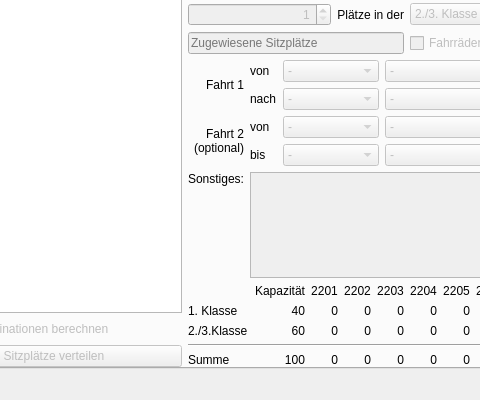
Before: the Qt Designer form Programm/fahrtagwindow.ui in philjosch/Einsatzplaner, drawn with Qt 5; both pictures show x 96 to 576 and y 225 to 625 of the 675 by 625 pixel window.
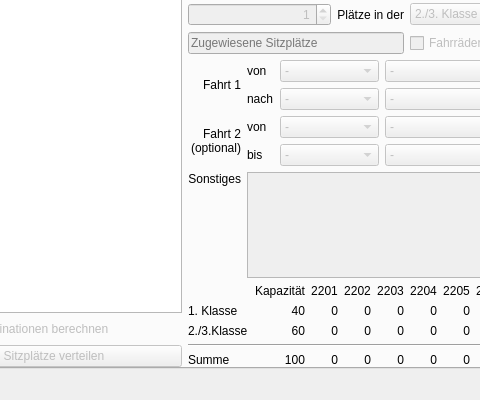
After: the same form once the commit is applied. The open tabs and pages were chosen to show the change.

Commit message: Kleinere Veränderungen

Diff of the .ui file:
```diff
--- a/Programm/fahrtagwindow.ui
+++ b/Programm/fahrtagwindow.ui
@@ -1224,7 +1224,7 @@
           <item row="4" column="0">
            <widget class="QLabel" name="labelResSonst">
             <property name="text">
-             <string>Sonstiges:</string>
+             <string>Sonstiges</string>
             </property>
             <property name="alignment">
              <set>Qt::AlignRight|Qt::AlignTop|Qt::AlignTrailing</set>
```
The commit also changes 2 other files.
